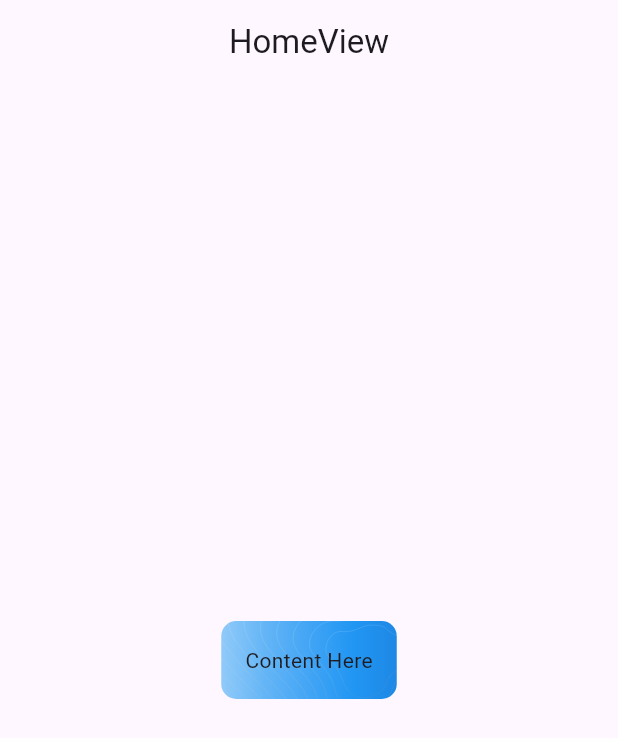
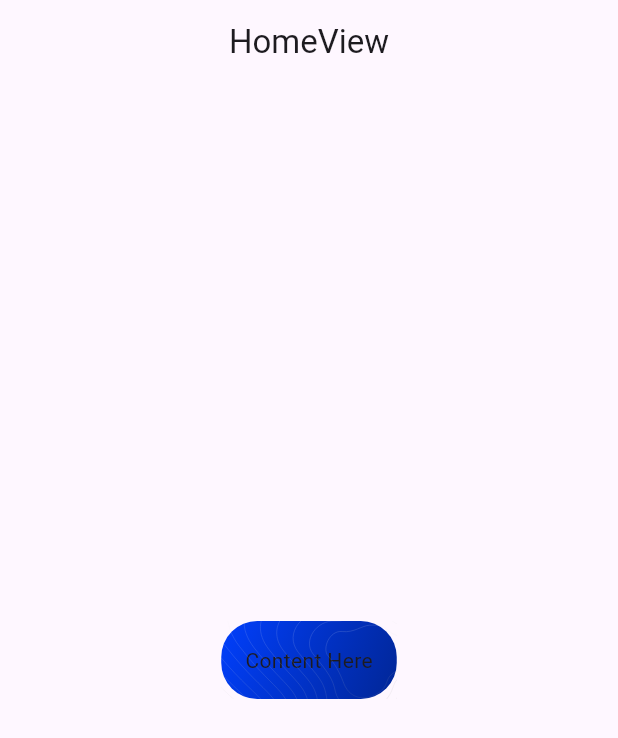
Before and after one commit to favjiw/oil-track, a Flutter app: the screen it shows after launch, on a phone screen of 412 x 824 dp. Shown: the top 738 px of the screen. Run offline on Flutter 3.47's test engine with Material 3 defaults, Android fonts, the phone set to English and light mode, and no system bars; our stand-ins replace flutter_svg, get.

Commit message:
add color

```diff
--- a/lib/app/modules/widgets/card_widget.dart
+++ b/lib/app/modules/widgets/card_widget.dart
@@ -1,5 +1,7 @@
 import 'package:flutter/material.dart';
 import 'package:flutter_svg/flutter_svg.dart';
+
+import '../shared/theme.dart';
 
 class CustomCard extends StatelessWidget {
   const CustomCard({super.key, required this.child});
@@ -10,20 +12,18 @@
   Widget build(BuildContext context) {
     return Stack(
       children: [
-        // Card Content
         Container(
           padding: const EdgeInsets.all(16.0),
           decoration: BoxDecoration(
             gradient: LinearGradient(
               colors: [
-                Colors.blue[200]!,
-                Colors.blue[300]!,
-                Colors.blue[400]!,
-                Colors.blue[500]!,
-                Colors.blue[600]!,
+                blueGrad1,
+                blueGrad2
               ],
+              begin: Alignment.topLeft,
+              end: Alignment.bottomRight,
             ),
-            borderRadius: BorderRadius.circular(10),
+            borderRadius: BorderRadius.circular(24),
           ),
           child: child,
         ),
@@ -31,7 +31,7 @@
         Positioned.fill(
           child: SvgPicture.asset(
             'assets/images/texture-1.svg',
-            fit: BoxFit.cover, // Adjust how the image is displayed
+            fit: BoxFit.cover,
           ),
         ),
       ],
```
Also changed, not shown: lib/app/modules/shared/theme.dart (added, +15 -0 lines).
